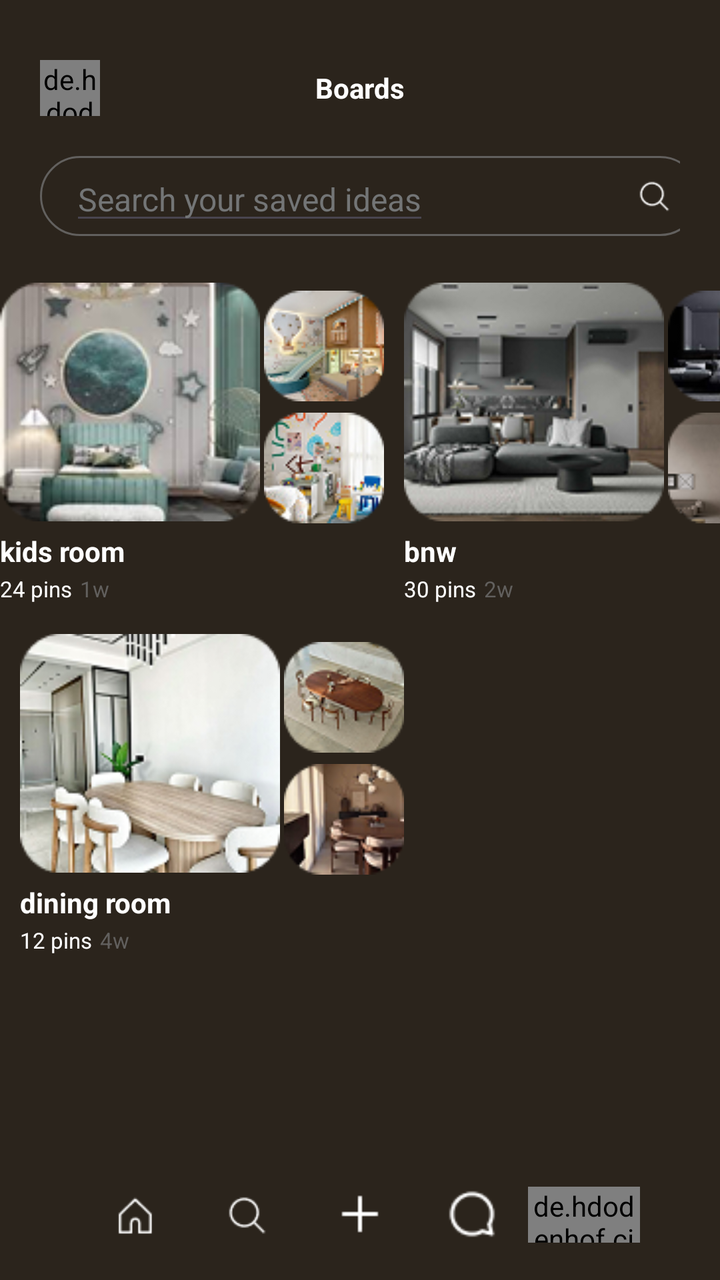
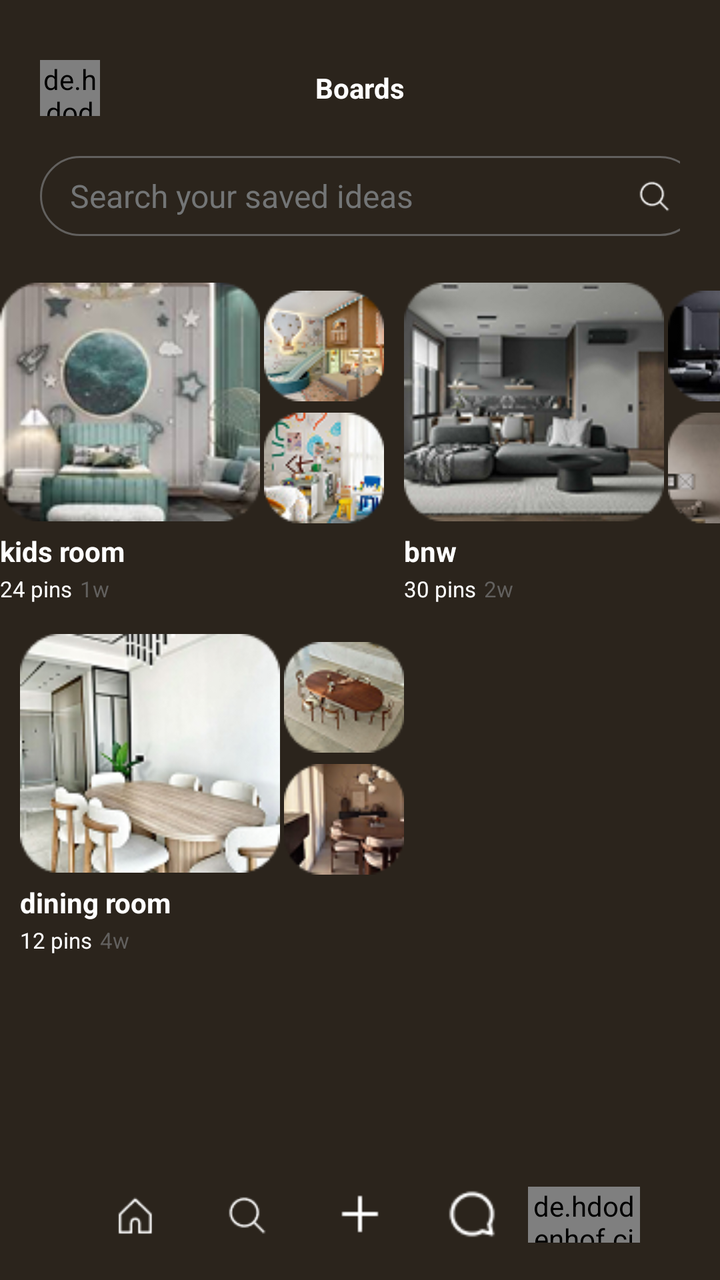

An Android layout rendered at two revisions. The XML below is the earlier revision; the diff shows what the commit changed to produce the second picture.
<!-- AndroidManifest.xml: application theme Theme.Decora -->
<!-- res/layout/activity_page13.xml -->
<?xml version="1.0" encoding="utf-8"?>
<RelativeLayout xmlns:android="http://schemas.android.com/apk/res/android"
    xmlns:app="http://schemas.android.com/apk/res-auto"
    xmlns:tools="http://schemas.android.com/tools"
    android:id="@+id/main"
    android:layout_width="match_parent"
    android:layout_height="match_parent"
    android:background="#2B241C"
    tools:context=".Page13Activity">

    <RelativeLayout
        android:layout_width="match_parent"
        android:layout_height="wrap_content"
        android:layout_marginTop="30dp"
        android:id="@+id/top"
        >

        <de.hdodenhof.circleimageview.CircleImageView
            android:layout_width="30dp"
            android:layout_height="28dp"
            android:layout_marginLeft="20dp"
            android:src="@drawable/pfp2"
            android:layout_weight="1"
            android:id="@+id/prof"
            android:layout_centerVertical="true"
            android:layout_gravity="center"
            android:clickable="true"/>

        <TextView
            android:layout_width="wrap_content"
            android:layout_height="wrap_content"
            android:text="Boards"
            android:textStyle="bold"
            android:textColor="@color/white"
            android:layout_centerHorizontal="true"
            android:layout_centerVertical="true"/>

    </RelativeLayout>

    <LinearLayout
        android:layout_width="wrap_content"
        android:layout_below="@id/top"
        android:layout_marginTop="20dp"
        android:layout_marginHorizontal="20dp"
        android:id="@+id/s"
        android:orientation="horizontal"
        android:layout_height="wrap_content">

        <RelativeLayout
            android:layout_width="330dp"
            android:layout_height="40dp"
            android:orientation="horizontal"
            android:id="@+id/srch"
            android:background="@drawable/circle">

            <EditText
                android:layout_width="wrap_content"
                android:layout_height="wrap_content"
                android:hint="Search your saved ideas"
                android:textColorHint="@color/grey"
                android:textColor="@color/white"
                android:textSize="16dp"
                android:layout_centerVertical="true"
                android:layout_marginLeft="15dp"
                />

            <ImageView
                android:layout_width="45dp"
                android:layout_height="30dp"
                android:layout_alignParentEnd="true"
                android:background="@drawable/search"
                android:layout_marginTop="7dp"
                android:backgroundTint="@color/white"

                />

        </RelativeLayout>

        <ImageView
            android:layout_width="20dp"
            android:layout_height="20dp"
            android:background="@drawable/plus"
            android:backgroundTint="@color/white"
            android:layout_gravity="center_vertical"
            android:layout_marginLeft="15dp"/>


    </LinearLayout>

    <LinearLayout
    android:layout_width="match_parent"
    android:orientation="vertical"
    android:gravity="center"
    android:layout_below="@id/s"
    android:layout_height="wrap_content">

    <LinearLayout
        android:layout_width="wrap_content"
        android:layout_marginTop="8dp"
        android:layout_height="wrap_content">

        <LinearLayout
            android:layout_width="wrap_content"
            android:layout_height="wrap_content"
            android:layout_below="@id/saved"
            android:id="@+id/pin1"
            android:layout_marginTop="15dp"
            android:orientation="vertical">


            <LinearLayout
                android:layout_width="wrap_content"
                android:layout_height="wrap_content"
                android:orientation="horizontal"
                >


                <ImageView
                    android:layout_width="130dp"
                    android:layout_height="120dp"
                    android:src="@drawable/img1"/>

                <LinearLayout
                    android:layout_width="wrap_content"
                    android:layout_height="wrap_content"
                    android:layout_marginTop="2dp"
                    android:layout_marginLeft="2dp"
                    android:orientation="vertical">
                    <ImageView
                        android:layout_width="60dp"
                        android:layout_height="60dp"
                        android:src="@drawable/img2"/>

                    <ImageView
                        android:layout_width="60dp"
                        android:layout_height="60dp"
                        android:layout_marginTop="1dp"
                        android:src="@drawable/img3"/>


                </LinearLayout>



            </LinearLayout>
            <TextView
                android:layout_width="wrap_content"
                android:layout_height="wrap_content"
                android:text="kids room"
                android:textColor="@color/white"
                android:layout_marginTop="2dp"
                android:textStyle="bold"/>

            <LinearLayout
                android:layout_width="wrap_content"
                android:orientation="horizontal"
                android:layout_height="wrap_content">

                <TextView
                    android:layout_width="wrap_content"
                    android:layout_height="wrap_content"
                    android:text="24 pins"
                    android:textSize="11dp"
                    android:textColor="@color/white"
                    android:layout_marginTop="2dp"/>

                <TextView
                    android:layout_width="wrap_content"
                    android:layout_height="wrap_content"
                    android:text="1w"
                    android:layout_marginLeft="4dp"
                    android:textSize="11dp"

                    android:textColor="#62605E"
                    android:layout_marginTop="2dp"/>

            </LinearLayout>


        </LinearLayout>

        <LinearLayout
            android:layout_width="wrap_content"
            android:layout_height="wrap_content"
            android:layout_below="@id/saved"
            android:layout_toRightOf="@id/pin1"
            android:layout_marginStart="10dp"
            android:layout_marginTop="15dp"
            android:orientation="vertical">


            <LinearLayout
                android:layout_width="wrap_content"
                android:layout_height="wrap_content"
                android:orientation="horizontal"
                >


                <ImageView
                    android:layout_width="130dp"
                    android:layout_height="120dp"
                    android:src="@drawable/img4"/>

                <LinearLayout
                    android:layout_width="wrap_content"
                    android:layout_height="wrap_content"
                    android:layout_marginTop="2dp"
                    android:layout_marginLeft="2dp"
                    android:orientation="vertical">
                    <ImageView
                        android:layout_width="60dp"
                        android:layout_height="60dp"
                        android:src="@drawable/img5"/>

                    <ImageView
                        android:layout_width="60dp"
                        android:layout_height="60dp"
                        android:layout_marginTop="1dp"
                        android:src="@drawable/im6"/>


                </LinearLayout>



            </LinearLayout>
            <TextView
                android:layout_width="wrap_content"
                android:layout_height="wrap_content"
                android:text="bnw"
                android:textColor="@color/white"
                android:layout_marginTop="2dp"
                android:textStyle="bold"/>

            <LinearLayout
                android:layout_width="wrap_content"
                android:orientation="horizontal"
                android:layout_height="wrap_content">

                <TextView
                    android:layout_width="wrap_content"
                    android:layout_height="wrap_content"
                    android:text="30 pins"
                    android:textSize="11dp"
                    android:textColor="@color/white"
                    android:layout_marginTop="2dp"/>

                <TextView
                    android:layout_width="wrap_content"
                    android:layout_height="wrap_content"
                    android:text="2w"
                    android:layout_marginLeft="4dp"
                    android:textSize="11dp"

                    android:textColor="#62605E"
                    android:layout_marginTop="2dp"/>

            </LinearLayout>


        </LinearLayout>
    </LinearLayout>

    <LinearLayout
        android:layout_width="wrap_content"
        android:layout_gravity="left"
        android:layout_marginLeft="10dp"
        android:layout_height="wrap_content">

        <LinearLayout
            android:layout_width="wrap_content"
            android:layout_height="wrap_content"
            android:layout_below="@id/saved"
            android:id="@+id/pin3"
            android:layout_marginTop="15dp"
            android:orientation="vertical">


            <LinearLayout
                android:layout_width="wrap_content"
                android:layout_height="wrap_content"
                android:orientation="horizontal"
                >


                <ImageView
                    android:layout_width="130dp"
                    android:layout_height="120dp"
                    android:src="@drawable/img7"/>

                <LinearLayout
                    android:layout_width="wrap_content"
                    android:layout_height="wrap_content"
                    android:layout_marginTop="2dp"
                    android:layout_marginLeft="2dp"
                    android:orientation="vertical">
                    <ImageView
                        android:layout_width="60dp"
                        android:layout_height="60dp"
                        android:src="@drawable/img8"/>

                    <ImageView
                        android:layout_width="60dp"
                        android:layout_height="60dp"
                        android:layout_marginTop="1dp"
                        android:src="@drawable/img9"/>


                </LinearLayout>



            </LinearLayout>
            <TextView
                android:layout_width="wrap_content"
                android:layout_height="wrap_content"
                android:text="dining room"
                android:textColor="@color/white"
                android:layout_marginTop="2dp"
                android:textStyle="bold"/>

            <LinearLayout
                android:layout_width="wrap_content"
                android:orientation="horizontal"
                android:layout_height="wrap_content">

                <TextView
                    android:layout_width="wrap_content"
                    android:layout_height="wrap_content"
                    android:text="12 pins"
                    android:textSize="11dp"
                    android:textColor="@color/white"
                    android:layout_marginTop="2dp"/>

                <TextView
                    android:layout_width="wrap_content"
                    android:layout_height="wrap_content"
                    android:text="4w"
                    android:layout_marginLeft="4dp"
                    android:textSize="11dp"

                    android:textColor="#62605E"
                    android:layout_marginTop="2dp"/>

            </LinearLayout>


        </LinearLayout>

    </LinearLayout>

</LinearLayout>



    <LinearLayout
        android:layout_width="match_parent"
        android:layout_height="60dp"
        android:id="@+id/footer"
        android:layout_marginHorizontal="40dp"
        android:layout_alignParentBottom="true"
        android:orientation="horizontal"
        android:gravity="center">

        <ImageView
            android:id="@+id/home"
            android:layout_width="0dp"
            android:layout_height="40dp"
            android:layout_weight="1"
            android:src="@drawable/tab1"
            app:tint="@color/white"
            android:scaleType="centerInside"
            android:adjustViewBounds="true"
            android:clickable="true" />

        <ImageView
            android:id="@+id/search"
            android:layout_width="0dp"
            android:layout_height="40dp"
            android:layout_weight="1"
            android:src="@drawable/search"
            app:tint="@color/white"
            android:scaleType="centerInside"
            android:adjustViewBounds="true"
            android:clickable="true" />

        <ImageView
            android:id="@+id/post"
            android:layout_width="0dp"
            android:layout_height="30dp"
            android:layout_weight="1"
            android:src="@drawable/plus"
            app:tint="@color/white"
            android:layout_marginBottom="3dp"
            android:scaleType="centerInside"
            android:adjustViewBounds="true"
            android:clickable="true" />

        <ImageView
            android:id="@+id/comment"
            android:layout_width="0dp"
            android:layout_height="30dp"
            android:layout_weight="1"
            android:layout_marginBottom="3dp"
            android:src="@drawable/comment"
            app:tint="@color/white"
            android:scaleType="centerInside"
            android:adjustViewBounds="true"
            android:clickable="true" />


        <de.hdodenhof.circleimageview.CircleImageView
            android:layout_width="0dp"
            android:layout_height="28dp"
            android:src="@drawable/pfp2"
            android:layout_weight="1"
            android:id="@+id/prof"
            android:layout_marginTop="-3dp"
            android:layout_gravity="center"
            android:clickable="true"/>


    </LinearLayout>


</RelativeLayout>
<!-- resources referenced by this layout -->
<resources>
  <color name="grey">#737576</color>
  <color name="white">#FFFFFFFF</color>
  <!-- drawable circle (drawable) -->
  <shape xmlns:android="http://schemas.android.com/apk/res/android"
      android:shape="rectangle">
  
      <solid android:color="#2B241C"/>
      <size
          android:width="100dp"
          android:height="100dp"/>
      <corners android:radius="50dp"/>
      <stroke android:color="#62605E"
          android:width="1dp"/>
  </shape>
  <!-- drawable comment: png bitmap (drawable, 473 bytes) -->
  <!-- drawable im6: png bitmap (drawable, 6050 bytes) -->
  <!-- drawable img1: png bitmap (drawable, 28919 bytes) -->
  <!-- drawable img2: png bitmap (drawable, 9198 bytes) -->
  <!-- drawable img3: png bitmap (drawable, 9452 bytes) -->
  <!-- drawable img4: png bitmap (drawable, 24482 bytes) -->
  <!-- drawable img5: png bitmap (drawable, 6367 bytes) -->
  <!-- drawable img7: png bitmap (drawable, 28920 bytes) -->
  <!-- drawable img8: png bitmap (drawable, 8888 bytes) -->
  <!-- drawable img9: png bitmap (drawable, 8388 bytes) -->
  <!-- drawable pfp2: jpg bitmap (drawable, 35525 bytes) -->
  <!-- drawable plus: png bitmap (drawable, 209 bytes) -->
  <!-- drawable search: png bitmap (drawable, 494 bytes) -->
  <!-- drawable tab1: png bitmap (drawable, 573 bytes) -->
  <style name="Theme.Decora" parent="Base.Theme.Decora" />
  <style name="Base.Theme.Decora" parent="Theme.Material3.DayNight.NoActionBar">
          
          
      </style>
</resources>

<!-- the commit's change to res/layout/activity_page13.xml (unified diff, before → after) -->
@@ -21,7 +21,7 @@
             android:layout_marginLeft="20dp"
             android:src="@drawable/pfp2"
             android:layout_weight="1"
-            android:id="@+id/prof"
+            android:id="@+id/pfp"
             android:layout_centerVertical="true"
             android:layout_gravity="center"
             android:clickable="true"/>
@@ -60,6 +60,7 @@
                 android:textColorHint="@color/grey"
                 android:textColor="@color/white"
                 android:textSize="16dp"
+                android:background="@null"
                 android:layout_centerVertical="true"
                 android:layout_marginLeft="15dp"
                 />
@@ -410,14 +411,14 @@
 
 
         <de.hdodenhof.circleimageview.CircleImageView
+            android:id="@+id/prof"
             android:layout_width="0dp"
             android:layout_height="28dp"
-            android:src="@drawable/pfp2"
-            android:layout_weight="1"
-            android:id="@+id/prof"
+            android:layout_gravity="center"
             android:layout_marginTop="-3dp"
-            android:layout_gravity="center"
-            android:clickable="true"/>
+            android:layout_weight="1"
+            android:clickable="true"
+            android:src="@drawable/pfp2" />
 
 
     </LinearLayout>
